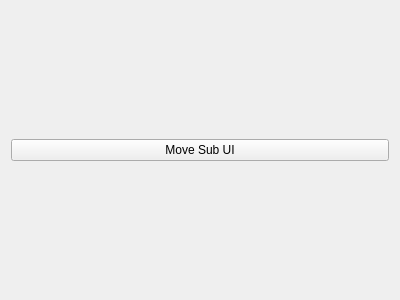
The window that _uiFiles/example4.ui (201524495/2021_MultiMedia) describes before a commit, drawn with Qt 5.
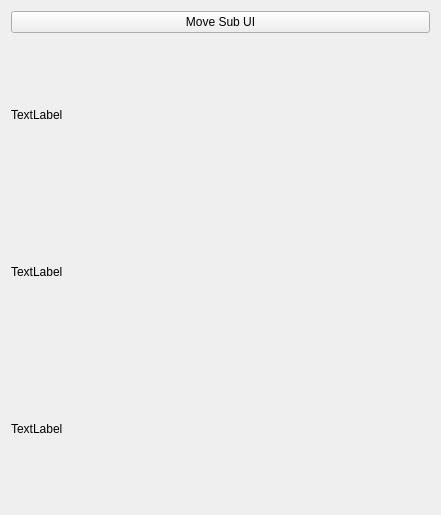
The same window after the commit.

Commit message: create another ui

Patch:
```diff
--- a/_uiFiles/example4.ui
+++ b/_uiFiles/example4.ui
@@ -6,14 +6,35 @@
    <rect>
     <x>0</x>
     <y>0</y>
-    <width>400</width>
-    <height>300</height>
+    <width>441</width>
+    <height>515</height>
    </rect>
   </property>
   <property name="windowTitle">
    <string>Form</string>
   </property>
   <layout class="QGridLayout" name="gridLayout">
+   <item row="1" column="0">
+    <widget class="QLabel" name="drone_1_label">
+     <property name="text">
+      <string>TextLabel</string>
+     </property>
+    </widget>
+   </item>
+   <item row="2" column="0">
+    <widget class="QLabel" name="drone_2_label">
+     <property name="text">
+      <string>TextLabel</string>
+     </property>
+    </widget>
+   </item>
+   <item row="3" column="0">
+    <widget class="QLabel" name="drone_3_label">
+     <property name="text">
+      <string>TextLabel</string>
+     </property>
+    </widget>
+   </item>
    <item row="0" column="0">
     <widget class="QPushButton" name="back_pushButton">
      <property name="text">
```
The commit also changes 1 other file.
